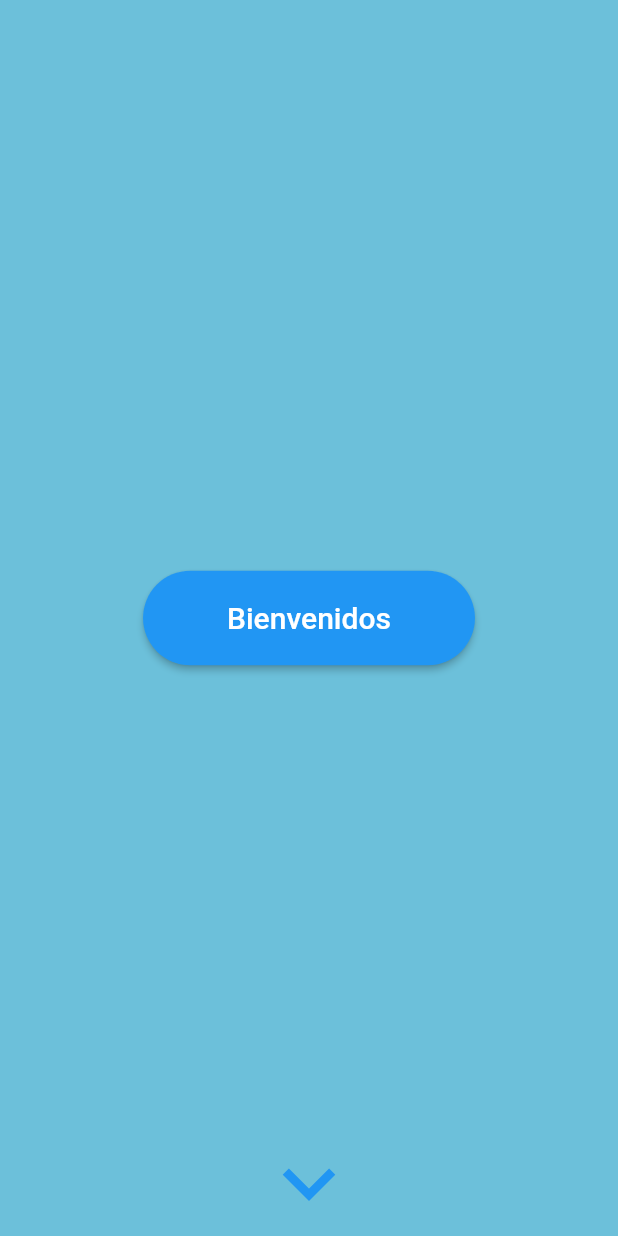
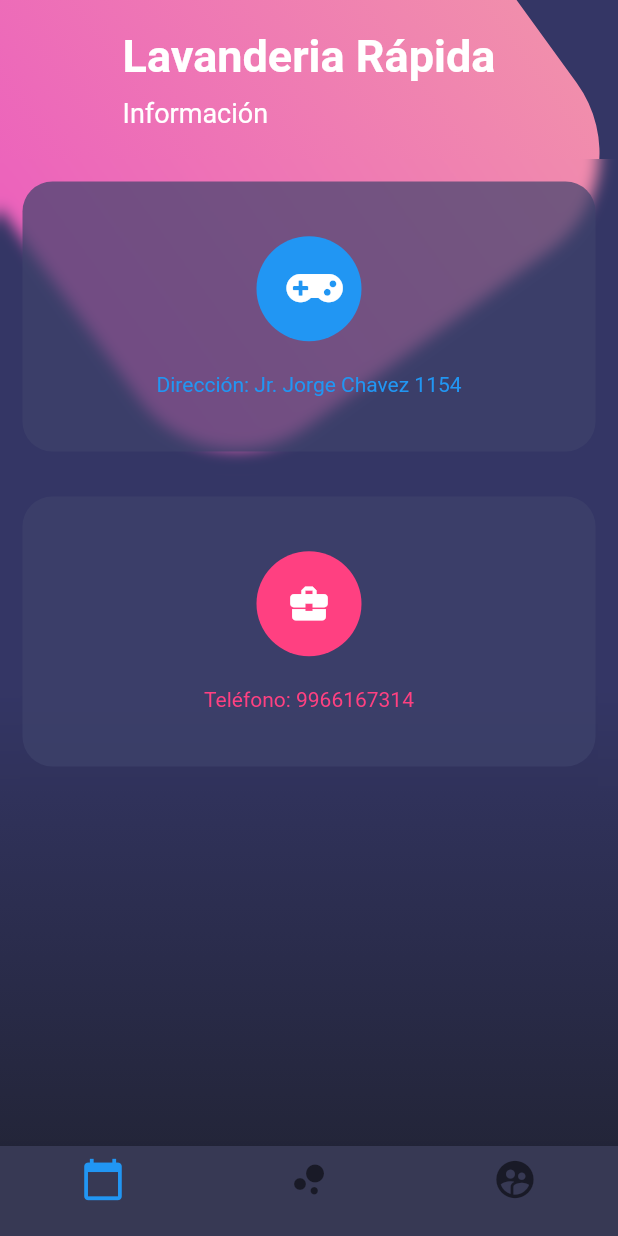
Before and after one commit to AlexanderPrincipe/LaundryApp, a Flutter app: the screen it shows after launch, swiped to page 2, on a phone screen of 412 x 824 dp. Run offline on Flutter 3.47's test engine with Material 2 defaults, Android fonts, the phone set to English and light mode, and no system bars; our stand-ins replace font_awesome_flutter.

```diff
--- a/lib/src/pages/scroll_page.dart
+++ b/lib/src/pages/scroll_page.dart
@@ -3,8 +3,13 @@ import 'dart:math';
 import 'dart:ui';
 
 import 'package:flutter/material.dart';
+import 'package:font_awesome_flutter/font_awesome_flutter.dart';
 
 class ScrollPage extends StatelessWidget {
+
+    final estiloTitulo = TextStyle( fontSize: 17.0, fontWeight: FontWeight.bold );
+    final estilosubTitulo = TextStyle( fontSize: 15.0, color: Colors.grey );
+
   @override
   Widget build(BuildContext context) {
     return Scaffold(
@@ -12,7 +17,7 @@ class ScrollPage extends StatelessWidget {
         scrollDirection: Axis.vertical,
         children: <Widget>[
           _pagina1(),
-          _pagina2(),
+          _pagina2(context),
           _pagina3(context)
 
 
@@ -25,15 +30,17 @@ class ScrollPage extends StatelessWidget {
   Widget _pagina1(){
     return Stack(
       children: <Widget>[
-        _colorFondo(),
-        _imagenFondo(),
+        //_colorFondo(),
+        //_imagenFondo(),
+        _fondoApp2(),
         _textos(),
 
       ],
     );
   }
 
-  Widget _colorFondo() {
+
+  /*Widget _colorFondo() {
     return Container(
       width: double.infinity,
       height: double.infinity,
@@ -41,7 +48,7 @@ class ScrollPage extends StatelessWidget {
     );
   }
 
-  Widget _imagenFondo(){
+   Widget _imagenFondo(){
     return Container(
       width: double.infinity,
       height: double.infinity,
@@ -50,6 +57,101 @@ class ScrollPage extends StatelessWidget {
         fit: BoxFit.cover,
       ),
     );
+  }
+  */
+
+   Widget _fondoApp2(){
+
+    final gradiente = Container(
+      width: double.infinity,
+      height: double.infinity,
+      decoration: BoxDecoration(
+        gradient: LinearGradient(
+          begin: FractionalOffset(0.0, 0.6),
+          end: FractionalOffset(0.0, 1.0),
+          colors: [
+            Color.fromRGBO(52, 54, 101, 1.0),
+            Color.fromRGBO(35, 37, 57, 1.0)
+          ]
+        )
+      ),
+    );
+
+
+    final cajaRosa = Transform.rotate(
+      angle: -pi / 5.0,
+      child: Container(
+        height: 360.0,
+        width: 360.0,
+        decoration: BoxDecoration(
+          borderRadius: BorderRadius.circular(80.0),
+          gradient: LinearGradient(
+            colors: [
+              Color.fromRGBO(236, 98, 188, 1.0),
+              Color.fromRGBO(241, 142, 172, 1.0)
+            ]
+          )
+        ),
+      )
+    );
+
+    return Stack(
+      children: <Widget>[
+        gradiente,
+        Positioned(
+          top: -100.0,
+          child: cajaRosa
+        )
+      ],
+    );
+
+  }
+
+    Widget _fondoApp(){
+
+    final gradiente = Container(
+      width: double.infinity,
+      height: double.infinity,
+      decoration: BoxDecoration(
+        gradient: LinearGradient(
+          begin: FractionalOffset(0.0, 0.6),
+          end: FractionalOffset(0.0, 1.0),
+          colors: [
+            Color.fromRGBO(52, 54, 101, 1.0),
+            Color.fromRGBO(35, 37, 57, 1.0)
+          ]
+        )
+      ),
+    );
+
+
+    final cajaRosa = Transform.rotate(
+      angle: -pi / 5.0,
+      child: Container(
+        height: 360.0,
+        width: 360.0,
+        decoration: BoxDecoration(
+          borderRadius: BorderRadius.circular(80.0),
+          gradient: LinearGradient(
+            colors: [
+              Color.fromRGBO(236, 98, 188, 1.0),
+              Color.fromRGBO(241, 142, 172, 1.0)
+            ]
+          )
+        ),
+      )
+    );
+
+    return Stack(
+      children: <Widget>[
+        gradiente,
+        Positioned(
+          top: -100.0,
+          child: cajaRosa
+        )
+      ],
+    );
+
   }
 
   Widget _textos(){
@@ -86,18 +188,111 @@ class ScrollPage extends StatelessWidget {
 
 
 
-  Widget _pagina2(){
-    return Stack(
+  Widget _pagina2( BuildContext context ){
+
+    return Scaffold(
+      body: Stack(
+        children: <Widget>[
+          _fondoApp2(),
+
+          SingleChildScrollView(
+            child: Column(
+              children: <Widget>[
+                _titulos2(),
+                _botonesRedondeados2()
+              ],
+            ),
+          )
+
+        ],
+      ),
+      bottomNavigationBar: _bottomNavigationBar(context)
+    );
+  }
+
+  Widget _crearImagen() {
+      return Container(
+              width: double.infinity,
+              child: Image(
+              image: NetworkImage('https://www.hoerrschaudt.com/wp-content/uploads/2019/11/McGovern_Landing.jpg'),
+              height: 200.0,
+              fit: BoxFit.cover,
+            ),
+      );
+  }
+
+  Widget _crearTitulo(){
+   return SafeArea(
+        child: Container(
+              padding: EdgeInsets.symmetric(horizontal: 30.0, vertical: 20.0),
+              child: Row(
+                children: <Widget>[
+
+                  Expanded(
+                      child: Column(
+                      crossAxisAlignment: CrossAxisAlignment.start,
+                      children: <Widget>[
+                        Text('Lavanderia Rápida', style: estiloTitulo,),
+                        SizedBox(height: 7.0),
+                        Text('Lavamos su ropa', style: estilosubTitulo,)
+                      ],
+                      ),
+                  ),
+
+                    Icon(Icons.star, color: Colors.red, size: 30.0),
+                    Text('41', style: TextStyle( fontSize: 20.0 ))
+
+                ],
+                ),
+            ),
+   );
+  }
+
+  Widget _crearAcciones(){
+    return Row(
+      mainAxisAlignment: MainAxisAlignment.spaceEvenly,
       children: <Widget>[
-        _botonBienvenido(),
-        _textos2(),
+
+        _accion( Icons.call, 'CALL' ),
+        _accion( Icons.near_me, 'ROUTE' ),
+        _accion( Icons.share, 'Share' ),
+
+
+
       ],
     );
+  }
+
+  Widget _accion(IconData icon, String texto) {
+
+    return Column(
+          children: <Widget>[
+            Icon( icon, color: Colors.blue, size: 40.0, ),
+            SizedBox(height: 5.0,),
+            Text( texto, style: TextStyle( fontSize: 15.0, color: Colors.blue ), )
+          ],
+        );
 
   }
 
 
-  Widget _botonBienvenido(){
+  Widget _crearTexto() {
+    return SafeArea(
+        child: Container(
+        padding: EdgeInsets.symmetric(horizontal: 40.0),
+        child: Text(
+          'Dirección: Jr. Jorge Chavez 1154 - Breña \n\nTeléfono: 966167314',
+          textAlign: TextAlign.justify,
+          style: TextStyle(fontSize: 20.0, color: Colors.blue),
+        ),
+      ),
+    );
+  }
+
+  }
+
+
+  /*Widget _botonBienvenido(){
     return Container(
       width: double.infinity,
       height: double.infinity,
@@ -121,12 +316,13 @@ class ScrollPage extends StatelessWidget {
 
     );
   }
+  */
 
   Widget _pagina3(BuildContext context){
     return Scaffold(
       body: Stack(
         children: <Widget>[
-          _fondoApp(),
+          _fondoApp2(),
 
           SingleChildScrollView(
             child: Column(
@@ -144,7 +340,7 @@ class ScrollPage extends StatelessWidget {
   }
 
 
-  Widget _fondoApp(){
+    Widget _fondoApp2(){
 
     final gradiente = Container(
       width: double.infinity,
@@ -209,6 +405,24 @@ class ScrollPage extends StatelessWidget {
 
   }
 
+    Widget _titulos2() {
+
+    return SafeArea(
+      child: Container(
+        padding: EdgeInsets.all(20.0),
+        child: Column(
+          crossAxisAlignment: CrossAxisAlignment.start,
+          children: <Widget>[
+            Text('Lavanderia Rápida', style: TextStyle( color: Colors.white, fontSize: 30.0, fontWeight: FontWeight.bold )),
+            SizedBox( height: 10.0 ),
+            Text('Información', style: TextStyle( color: Colors.white, fontSize: 18.0 )),
+          ],
+        ),
+      ),
+    );
+
+  }
+
   Widget _bottomNavigationBar(BuildContext context) {
 
     return Theme(
@@ -239,6 +453,28 @@ class ScrollPage extends StatelessWidget {
 
   }
 
+  Widget _botonesRedondeados2() {
+
+    return Table(
+      children: [
+        TableRow(
+          children: [
+            _crearBotonRedondeado( Colors.blue, FontAwesomeIcons.gamepad, 'Dirección: Jr. Jorge Chavez 1154' ),
+
+          ]
+        ),
+        TableRow(
+          children: [
+            _crearBotonRedondeado( Colors.pinkAccent, Icons.business_center, 'Teléfono: 9966167314' ),
+          ]
+        ),
+      ],
+    );
+
+
+
+  }
+
 
   Widget _botonesRedondeados() {
 
@@ -262,14 +498,10 @@ class ScrollPage extends StatelessWidget {
             _crearBotonRedondeado( Colors.green, Icons.pets, 'Zapatillas' ),
           ]
         ),
-        TableRow(
-          children: [
-            _crearBotonRedondeado( Colors.red, Icons.rotate_right, 'Teñidos' ),
-            _crearBotonRedondeado( Colors.teal, Icons.help_outline, 'Otros' ),
-          ]
-        )
       ],
     );
+
+
 
   }
 
@@ -304,4 +536,3 @@ class ScrollPage extends StatelessWidget {
       ),
     );
   }
-  }
--- a/pubspec.yaml
+++ b/pubspec.yaml
@@ -24,6 +24,7 @@ dependencies:
   # Use with the CupertinoIcons class for iOS style icons.
   cupertino_icons: ^0.1.2
   flutter_swiper: ^1.1.6
+  font_awesome_flutter: ^8.0.0
   http: ^0.12.0+2
 
 dev_dependencies:
```
Also changed, not shown: pubspec.lock.
